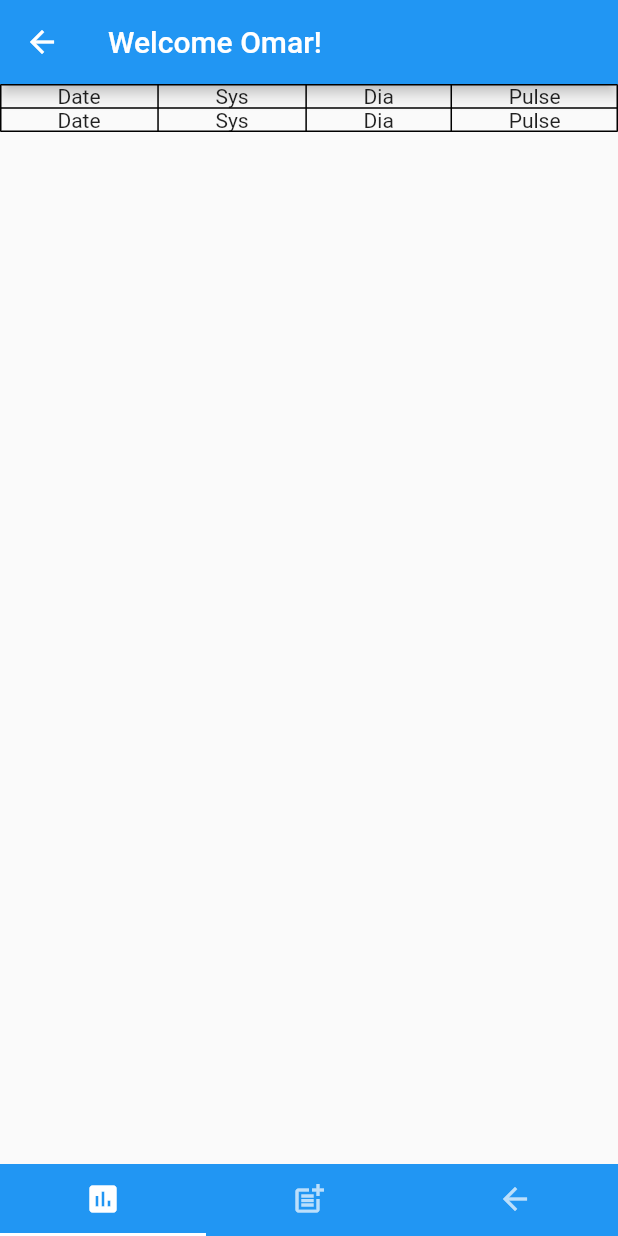
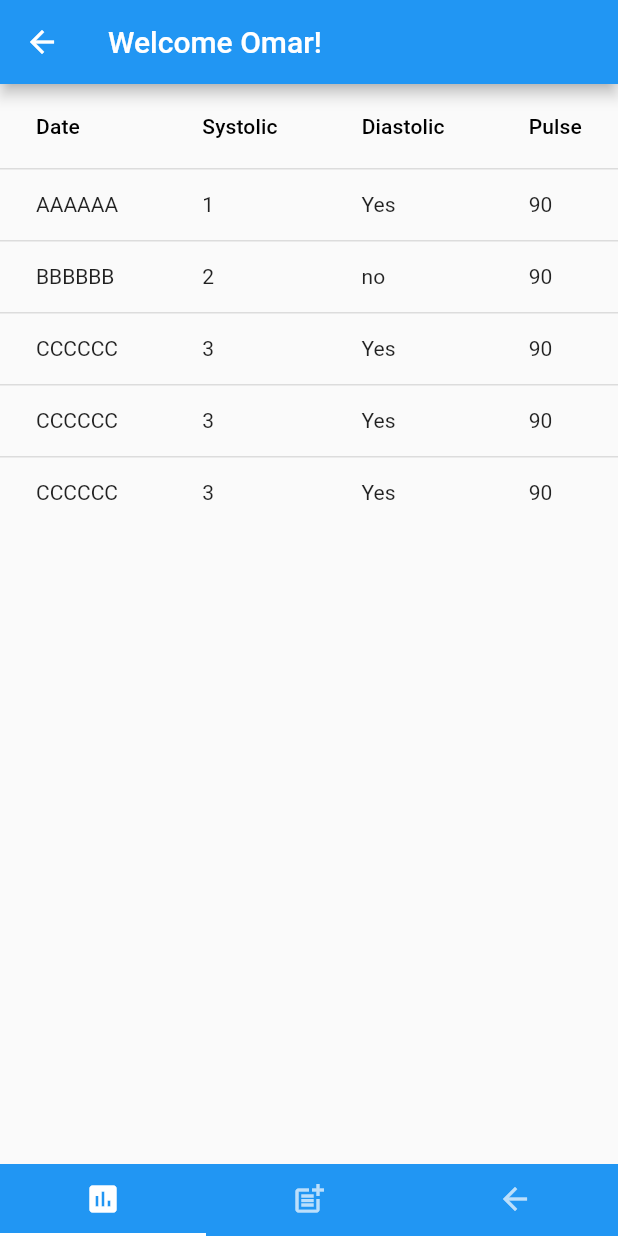
Before and after one commit to Ahmed-hassan99/HealthApp, a Flutter app: the MyTabs screen opened by its route, on a phone screen of 412 x 824 dp. Run offline on Flutter 3.47's test engine with Material 2 defaults, Android fonts, the phone set to English and light mode, and no system bars.

Commit message:
Implemented Dynamic updating to table

```diff
--- a/healthe/lib/FirstPage.dart
+++ b/healthe/lib/FirstPage.dart
@@ -1,61 +1,36 @@
 import 'package:flutter/material.dart';
 
 class First extends StatelessWidget {
-
+  final List<Map<String, String>> listOfColumns = [
+    {"Date": "AAAAAA", "Systolic": "1", "Diastolic": "Yes","Pulse": "90"},
+    {"Date": "BBBBBB", "Systolic": "2", "Diastolic": "no","Pulse": "90"},
+    {"Date": "CCCCCC", "Systolic": "3", "Diastolic": "Yes","Pulse": "90"},
+    {"Date": "CCCCCC", "Systolic": "3", "Diastolic": "Yes","Pulse": "90"},
+     {"Date": "CCCCCC", "Systolic": "3", "Diastolic": "Yes","Pulse": "90"}
+  ];
+//  DataTableWidget(this.listOfColumns);     // Getting the data from outside, on initialization
   @override
-Widget build(BuildContext context) {
-    return Table(
-      border: TableBorder.all(),
-      columnWidths: {
-        0: IntrinsicColumnWidth(),
-        1: IntrinsicColumnWidth(),
-        2: IntrinsicColumnWidth(),
-        3: IntrinsicColumnWidth(),
-      },
-      defaultVerticalAlignment: TableCellVerticalAlignment.middle,
-      children: [
-        TableRow(
-          children: [
-            Text(
-              'Date',
-              textAlign: TextAlign.center,
-            ),
-            Text(
-              'Sys',
-              textAlign: TextAlign.center,
-            ),
-            Text(
-              'Dia',
-              textAlign: TextAlign.center,
-            ),
-            Text(
-              'Pulse',
-              textAlign: TextAlign.center,
-            ),
-          ],
-        ),
-        TableRow(
-
-          children: [
-            Text(
-              'Date',
-              textAlign: TextAlign.center,
-            ),
-            Text(
-              'Sys',
-              textAlign: TextAlign.center,
-            ),
-            Text(
-              'Dia',
-              textAlign: TextAlign.center,
-            ),
-            Text(
-              'Pulse',
-              textAlign: TextAlign.center,
-            ),
-          ],
-        ),
+  Widget build(BuildContext context) {
+    return DataTable(
+      columns: [
+        DataColumn(label: Text('Date')),
+        DataColumn(label: Text('Systolic')),
+        DataColumn(label: Text('Diastolic')),
+        DataColumn(label: Text('Pulse')),
       ],
+      rows:
+          listOfColumns // Loops through dataColumnText, each iteration assigning the value to element
+              .map(
+                ((element) => DataRow(
+                      cells: <DataCell>[
+                        DataCell(Text(element["Date"])), //Extracting from Map element the value
+                        DataCell(Text(element["Systolic"])),
+                        DataCell(Text(element["Diastolic"])),
+                        DataCell(Text(element["Pulse"])),
+                      ],
+                    )),
+              )
+              .toList(),
     );
   }
 }
```
